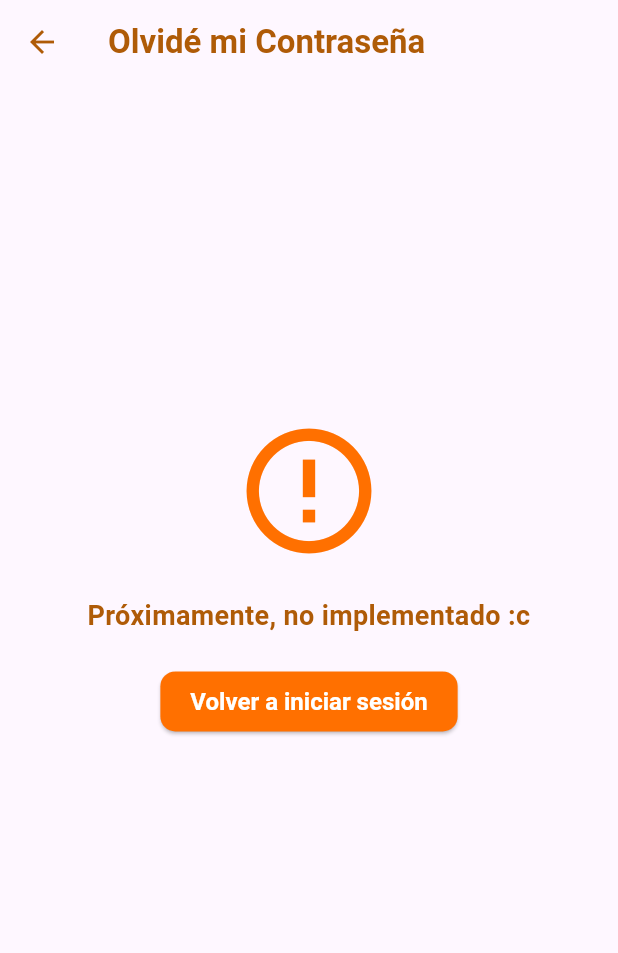
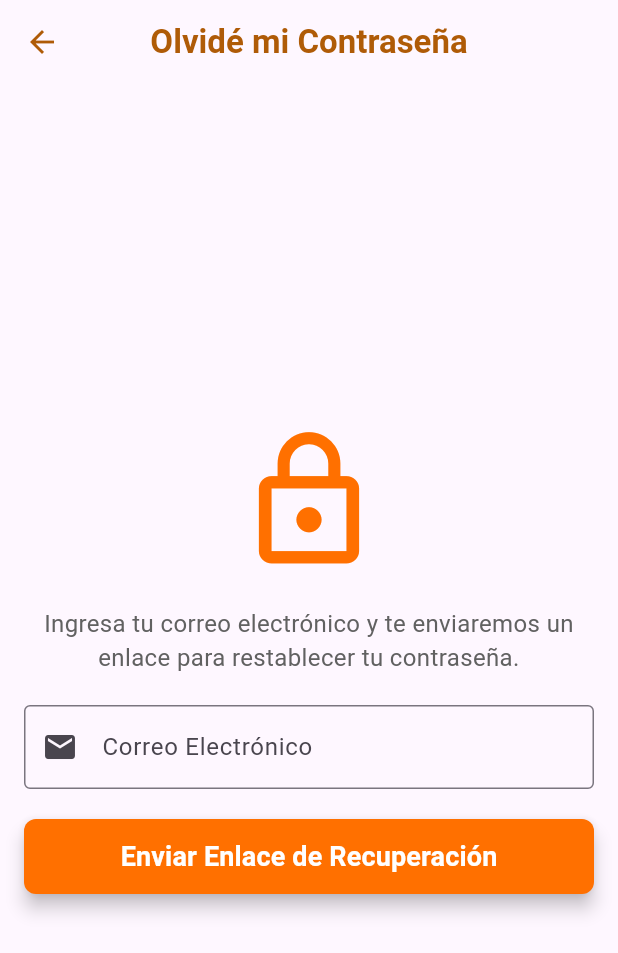
Before and after one commit to manuelenrq9/GoDeliveryApp_Naranja, a Flutter app: the ForgotPasswordScreen screen opened directly, on a phone screen of 412 x 824 dp. Shown: the top 953 px of the screen. Run offline on Flutter 3.47's test engine with Material 3 defaults, Android fonts, the phone set to English and light mode, and no system bars.

Commit message:
feat: :zap: se acomodo el archivo ForgotPasswordScreen.dart y se creo el archivo recoveryPasswordMessague.dart
se  acomodo el archivo ForgotPasswordScreen.dart colocandole nuevas caracteristicas y se creo el recoveryPasswordMessague.dart para realizar el mensaje cuando se dirigue al enlace

```diff
--- a/lib/features/ForgotPasswordScreen/presentation/pages/ForgotPasswordScreen.dart
+++ b/lib/features/ForgotPasswordScreen/presentation/pages/ForgotPasswordScreen.dart
@@ -1,8 +1,16 @@
 import 'package:flutter/material.dart';
-import 'package:godeliveryapp_naranja/core/loading_screen.dart';
-import 'package:godeliveryapp_naranja/features/log_In/presentation/pages/login.dart';
+import 'package:godeliveryapp_naranja/features/ForgotPasswordScreen/presentation/pages/recoveryPasswordMessague.dart'; // Asegúrate de importar correctamente el mensaje
 
-class ForgotPasswordScreen extends StatelessWidget {
+class ForgotPasswordScreen extends StatefulWidget {
+  @override
+  _ForgotPasswordScreenState createState() => _ForgotPasswordScreenState();
+}
+
+class _ForgotPasswordScreenState extends State<ForgotPasswordScreen> {
+  // Usamos un controlador de formulario para validar
+  final _formKey = GlobalKey<FormState>(); // Clave global para el formulario
+  final TextEditingController _emailController = TextEditingController();
+
   @override
   Widget build(BuildContext context) {
     return Scaffold(
@@ -14,52 +22,101 @@ class ForgotPasswordScreen extends StatelessWidget {
             fontWeight: FontWeight.bold,
           ),
         ),
+        centerTitle: true,
         iconTheme: const IconThemeData(
-          color: Color.fromARGB(255, 175, 91, 7),
+          color: Color.fromARGB(255, 175, 91, 7), // Cambia el color aquí
         ),
       ),
-      body: Center(
+      body: Padding(
+        padding: const EdgeInsets.all(16.0),
+        child: Center(
+          child: SingleChildScrollView(
             child: Column(
-          mainAxisAlignment: MainAxisAlignment.center,
+              mainAxisSize: MainAxisSize.min,
               children: <Widget>[
-            const Spacer(flex: 2),
                 const Icon(
-              Icons.error_outline,
+                  Icons.lock_outline,
                   size: 100,
                   color: Color(0xFFFF7000),
                 ),
                 const SizedBox(height: 20),
-            const Text(
-              "Próximamente, no implementado :c",
+                Text(
+                  "Ingresa tu correo electrónico y te enviaremos un enlace para restablecer tu contraseña.",
+                  textAlign: TextAlign.center,
+                  style: TextStyle(fontSize: 16, color: Colors.grey[700]),
+                ),
+                const SizedBox(height: 20),
+                Form(
+                  key: _formKey, // Asignamos la clave del formulario
+                  child: Column(
+                    children: [
+                      TextFormField(
+                        controller: _emailController,
+                        keyboardType: TextInputType.emailAddress,
+                        decoration: const InputDecoration(
+                          labelText: 'Correo Electrónico',
+                          border: OutlineInputBorder(),
+                          prefixIcon: Icon(Icons.email),
+                        ),
+                        validator: (value) {
+                          if (value == null || value.isEmpty) {
+                            return 'Por favor ingresa un correo electrónico';
+                          }
+                          // Validación simple de correo electrónico
+                          String pattern =
+                              r'\b[A-Za-z0-9._%+-]+@[A-Za-z0-9.-]+\.[A-Za-z]{2,4}\b';
+                          RegExp regex = RegExp(pattern);
+                          if (!regex.hasMatch(value)) {
+                            return 'Por favor ingresa un correo electrónico válido';
+                          }
+                          return null;
+                        },
+                      ),
+                      const SizedBox(height: 20),
+                      ElevatedButton(
+                        onPressed: () {
+                          // Llamamos a la validación antes de hacer cualquier acción
+                          if (_formKey.currentState!.validate()) {
+                            // Si la validación es correcta, se navega a la siguiente pantalla
+                            Navigator.push(
+                              context,
+                              MaterialPageRoute(
+                                builder: (context) =>
+                                    RecoverypasswordmessagueScreen(),
+                              ),
+                            );
+                          } else {
+                            // Si no es válido, mostramos un mensaje de error
+                            ScaffoldMessenger.of(context).showSnackBar(
+                              const SnackBar(
+                                  content: Text(
+                                      'Por favor ingresa un correo válido')),
+                            );
+                          }
+                        },
+                        style: ElevatedButton.styleFrom(
+                          backgroundColor: const Color(0xFFFF7000),
+                          foregroundColor: Colors.white,
+                          minimumSize: const Size(double.infinity, 50),
+                          shape: RoundedRectangleBorder(
+                            borderRadius: BorderRadius.circular(8),
+                          ),
+                          elevation: 5,
+                        ),
+                        child: const Text(
+                          "Enviar Enlace de Recuperación",
                           style: TextStyle(
                             fontSize: 18,
                             fontWeight: FontWeight.bold,
-                color: Color.fromARGB(255, 175, 91, 7),
-              ),
-              textAlign: TextAlign.center,
-            ),
-            const SizedBox(height: 20),
-            ElevatedButton(
-              style: ElevatedButton.styleFrom(
-                backgroundColor: const Color(0xFFFF7000), // Background color
-                foregroundColor: Colors.white, // Text color
-                padding:
-                    const EdgeInsets.symmetric(horizontal: 20, vertical: 10),
-                textStyle: const TextStyle(
-                  fontSize: 16,
-                  fontWeight: FontWeight.bold,
-                ),
-                shape: RoundedRectangleBorder(
-                  borderRadius: BorderRadius.circular(10),
                           ),
                         ),
-              onPressed: () {
-                showLoadingScreen(context, destination: const LoginScreen());
-              },
-              child: const Text("Volver a iniciar sesión"),
                       ),
-            const Spacer(flex: 3),
                     ],
+                  ),
+                ),
+              ],
+            ),
+          ),
         ),
       ),
     );
```
Also changed, not shown: lib/features/ForgotPasswordScreen/presentation/pages/recoveryPasswordMessague.dart (added, +67 -0 lines), pubspec.lock. Lines whose indentation alone changed are shown as unchanged.
